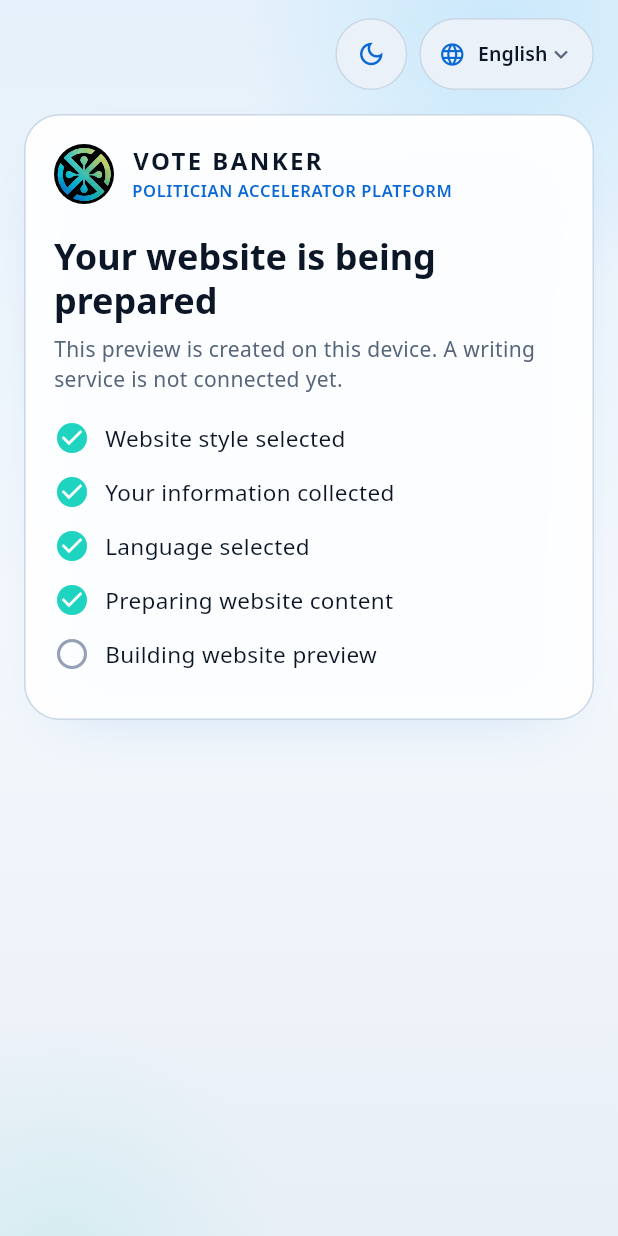
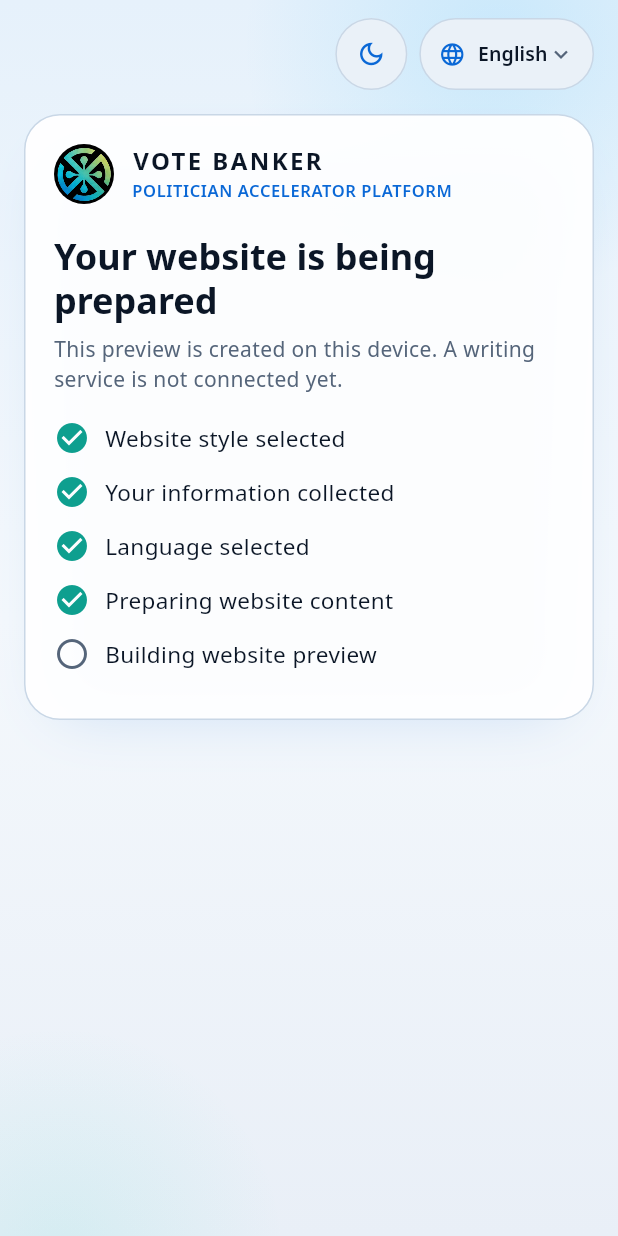
Before and after one commit to votebanker-official/VoteBanker_Frontend, a Flutter app: the WebsiteGeneratingScreen screen opened by its route, on a phone screen of 412 x 824 dp. Run offline on Flutter 3.47's test engine with Material 3 defaults, Android fonts, the phone set to English and light mode, and no system bars; our stand-ins replace google_fonts, image_picker, shared_preferences; accounts and stored records are empty.

Commit message:
Theme the website-builder screens (light/dark), add toggle to website pages, fix ListTile-in-card warning

```diff
--- a/lib/core/widgets/app_card.dart
+++ b/lib/core/widgets/app_card.dart
@@ -29,7 +29,12 @@ class AppCard extends StatelessWidget {
           ),
         ],
       ),
-      child: Padding(padding: padding, child: child),
+      // Transparent Material so list tiles / checkboxes inside the card paint
+      // their ink correctly instead of hiding behind the card's color.
+      child: Material(
+        type: MaterialType.transparency,
+        child: Padding(padding: padding, child: child),
+      ),
     );
   }
 }
--- a/lib/features/website/screens/website_generating_screen.dart
+++ b/lib/features/website/screens/website_generating_screen.dart
@@ -72,7 +72,9 @@ class _WebsiteGeneratingScreenState extends State<WebsiteGeneratingScreen> {
                   children: [
                     Icon(
                       i < _done ? Icons.check_circle : Icons.radio_button_unchecked,
-                      color: i < _done ? AppColors.secondary : AppColors.textMuted,
+                      color: i < _done
+                          ? context.palette.secondary
+                          : context.palette.textMuted,
                     ),
                     const SizedBox(width: 10),
                     Expanded(
--- a/lib/features/website/screens/website_info_screen.dart
+++ b/lib/features/website/screens/website_info_screen.dart
@@ -123,7 +123,7 @@ class _WebsiteInfoScreenState extends State<WebsiteInfoScreen> {
                     maxLines: 8,
                     textCapitalization: TextCapitalization.sentences,
                     style: AppTextStyles.body(context),
-                    cursorColor: AppColors.primary,
+                    cursorColor: context.palette.accent,
                     decoration: InputDecoration(
                       hintText: l10n.line('websiteDescribeHint'),
                     ),
@@ -134,12 +134,12 @@ class _WebsiteInfoScreenState extends State<WebsiteInfoScreen> {
                 Tooltip(
                   message: l10n.line('voiceInput'),
                   child: Material(
-                    color: AppColors.primary.withValues(alpha: 0.14),
+                    color: context.palette.accent.withValues(alpha: 0.14),
                     shape: const CircleBorder(),
                     child: IconButton(
                       onPressed: _listen,
                       iconSize: 32,
-                      icon: const Icon(Icons.mic_rounded, color: AppColors.primary),
+                      icon: Icon(Icons.mic_rounded, color: context.palette.accent),
                       tooltip: l10n.line('voiceInput'),
                     ),
                   ),
--- a/lib/features/website/screens/website_questions_screen.dart
+++ b/lib/features/website/screens/website_questions_screen.dart
@@ -284,7 +284,7 @@ class _ImageButton extends StatelessWidget {
   Widget build(BuildContext context) {
     return OutlinedButton.icon(
       onPressed: onPressed,
-      icon: Icon(bytes == null ? Icons.add_a_photo_outlined : Icons.check, color: AppColors.primary),
+      icon: Icon(bytes == null ? Icons.add_a_photo_outlined : Icons.check, color: context.palette.accent),
       label: Text(label),
     );
   }
--- a/lib/features/website/screens/website_sections_screen.dart
+++ b/lib/features/website/screens/website_sections_screen.dart
@@ -55,8 +55,10 @@ class _WebsiteSectionsScreenState extends State<WebsiteSectionsScreen> {
               CheckboxListTile(
                 contentPadding: EdgeInsets.zero,
                 value: website.sections.contains(id),
-                activeColor: AppColors.primary,
-                checkColor: AppColors.background,
+                activeColor: context.palette.accent,
+                checkColor: context.palette.isDark
+                    ? context.palette.background
+                    : Colors.white,
                 title: Text(l10n.line(_labels[id]!), style: AppTextStyles.body(context)),
                 onChanged: (checked) {
                   if (checked ?? false) {
--- a/lib/features/website/widgets/website_language_field.dart
+++ b/lib/features/website/widgets/website_language_field.dart
@@ -26,7 +26,7 @@ class WebsiteLanguageField extends StatelessWidget {
         DropdownButtonFormField<String>(
           value: value,
           isExpanded: true,
-          dropdownColor: AppColors.surfaceSecondary,
+          dropdownColor: context.palette.surfaceSecondary,
           items: [
             for (final language in AppLanguages.all)
               DropdownMenuItem<String>(
```
Also changed, not shown: lib/features/website/screens/website_preview_screen.dart (+5 -3 lines), lib/features/website/widgets/website_stage.dart (+10 -2 lines).
